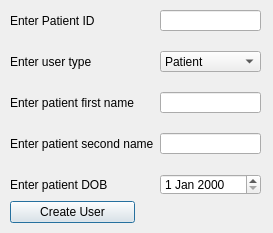
dan-yates1/pharmacy-system, file createuser.ui: the form before one commit.
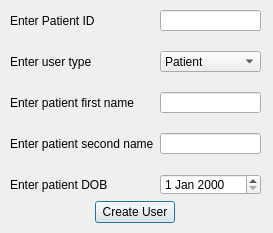
The form after the commit. Icons and pictures are not drawn.

Commit message: Adjusted UI layout

Patch:
```diff
--- a/createuser.ui
+++ b/createuser.ui
@@ -103,7 +103,7 @@
       </item>
      </layout>
     </item>
-    <item>
+    <item alignment="Qt::AlignHCenter">
      <widget class="QPushButton" name="createUserButton">
       <property name="maximumSize">
        <size>
```
The commit also changes 2 other files.
